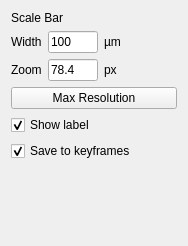
The window that ui/settings_scale_bar.ui (ShangWangLab/OpenChronoMorphViewer) describes before a commit, drawn with Qt 5.
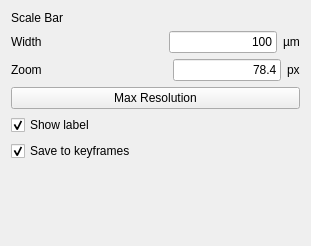
The same window after the commit.

Commit message: Improved the UI for macOS and Windows

Patch:
```diff
--- a/ui/settings_scale_bar.ui
+++ b/ui/settings_scale_bar.ui
@@ -6,7 +6,7 @@
    <rect>
     <x>0</x>
     <y>0</y>
-    <width>188</width>
+    <width>311</width>
     <height>246</height>
    </rect>
   </property>
@@ -63,17 +63,39 @@
        </property>
       </widget>
      </item>
+     <item>
+      <spacer name="spacer_width">
+       <property name="orientation">
+        <enum>Qt::Horizontal</enum>
+       </property>
+       <property name="sizeHint" stdset="0">
+        <size>
+         <width>0</width>
+         <height>0</height>
+        </size>
+       </property>
+      </spacer>
+     </item>
      <item>
       <widget class="QLineEdit" name="edit_width">
-       <property name="maximumSize">
+       <property name="sizePolicy">
+        <sizepolicy hsizetype="Preferred" vsizetype="Fixed">
+         <horstretch>0</horstretch>
+         <verstretch>0</verstretch>
+        </sizepolicy>
+       </property>
+       <property name="minimumSize">
         <size>
-         <width>50</width>
-         <height>16777215</height>
+         <width>10</width>
+         <height>0</height>
         </size>
        </property>
        <property name="text">
         <string>100</string>
        </property>
+       <property name="alignment">
+        <set>Qt::AlignRight|Qt::AlignTrailing|Qt::AlignVCenter</set>
+       </property>
       </widget>
      </item>
      <item>
@@ -82,7 +104,7 @@
         <bool>true</bool>
        </property>
        <property name="sizePolicy">
-        <sizepolicy hsizetype="Preferred" vsizetype="Fixed">
+        <sizepolicy hsizetype="Fixed" vsizetype="Fixed">
          <horstretch>0</horstretch>
          <verstretch>0</verstretch>
         </sizepolicy>
@@ -109,23 +131,45 @@
        </property>
       </widget>
      </item>
+     <item>
+      <spacer name="spacer_zoom">
+       <property name="orientation">
+        <enum>Qt::Horizontal</enum>
+       </property>
+       <property name="sizeHint" stdset="0">
+        <size>
+         <width>0</width>
+         <height>0</height>
+        </size>
+       </property>
+      </spacer>
+     </item>
      <item>
       <widget class="QLineEdit" name="edit_zoom">
-       <property name="maximumSize">
+       <property name="sizePolicy">
+        <sizepolicy hsizetype="Preferred" vsizetype="Fixed">
+         <horstretch>0</horstretch>
+         <verstretch>0</verstretch>
+        </sizepolicy>
+       </property>
+       <property name="minimumSize">
         <size>
-         <width>50</width>
-         <height>16777215</height>
+         <width>10</width>
+         <height>0</height>
         </size>
        </property>
        <property name="text">
         <string>78.4</string>
        </property>
+       <property name="alignment">
+        <set>Qt::AlignRight|Qt::AlignTrailing|Qt::AlignVCenter</set>
+       </property>
       </widget>
      </item>
      <item>
       <widget class="QLabel" name="label_zoom_unit">
        <property name="sizePolicy">
-        <sizepolicy hsizetype="Preferred" vsizetype="Fixed">
+        <sizepolicy hsizetype="Fixed" vsizetype="Fixed">
          <horstretch>0</horstretch>
          <verstretch>0</verstretch>
         </sizepolicy>
@@ -139,11 +183,11 @@
    </item>
    <item>
     <widget class="QPushButton" name="button_max_resolution">
-     <property name="sizePolicy">
-      <sizepolicy hsizetype="Preferred" vsizetype="Fixed">
-       <horstretch>0</horstretch>
-       <verstretch>0</verstretch>
-      </sizepolicy>
+     <property name="minimumSize">
+      <size>
+       <width>20</width>
+       <height>0</height>
+      </size>
      </property>
      <property name="text">
       <string>Max Resolution</string>
```
The commit also changes 6 other files.
